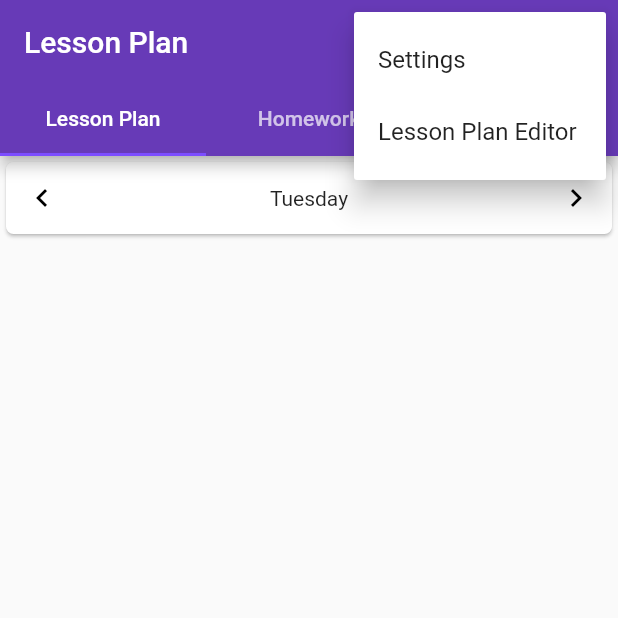
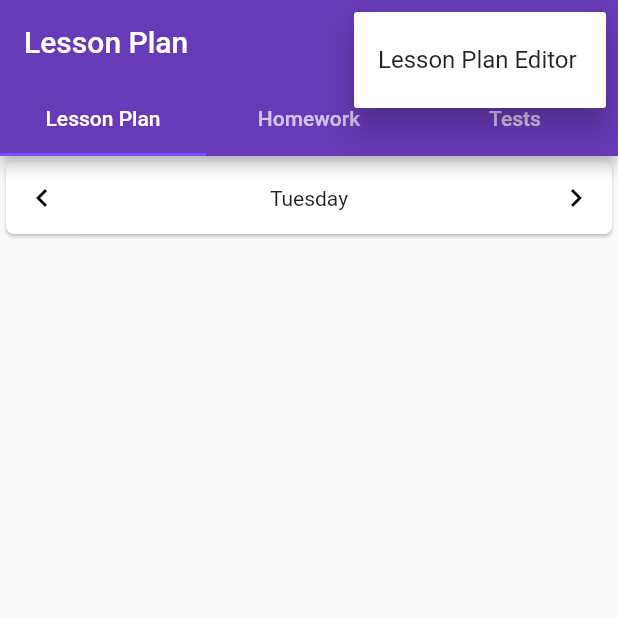
Before and after one commit to DawidBartniczak/Lesson-Plan-Flutter, a Flutter app: the screen it shows after launch, after a tap on the "keyboard arrow right" icon, after a tap on the "more vert" icon, on a phone screen of 412 x 824 dp, the top half of it. Run offline on Flutter 3.47's test engine with Material 2 defaults, Android fonts, the phone set to English and light mode, and no system bars; our stand-ins replace sqflite; missing offline and left inert: rounded_modal; accounts and stored records are empty.

Commit message:
Localized launcher label and temporarily disabled settings screen. Version: Release 1.0.0

```diff
--- a/lib/main.dart
+++ b/lib/main.dart
@@ -101,10 +101,6 @@ class _HomeScreenState extends State<HomeScreen> {
               itemBuilder: (_) {
                 return [
                   PopupMenuItem(
-                    child: Text(localizationHelper.localize('screen_settings')),
-                    value: 1,
-                  ),
-                  PopupMenuItem(
                     child: Text(localizationHelper.localize('screen_lessonplaneditor')),
                     value: 2,
                   )
--- a/pubspec.yaml
+++ b/pubspec.yaml
@@ -11,7 +11,7 @@ description: A new Flutter project.
 # In iOS, build-name is used as CFBundleShortVersionString while build-number used as CFBundleVersion.
 # Read more about iOS versioning at
 # https://developer.apple.com/library/archive/documentation/General/Reference/InfoPlistKeyReference/Articles/CoreFoundationKeys.html
-version: 1.0.0+1
+version: 1.0.0+2
 
 environment:
   sdk: ">=2.1.0 <3.0.0"
```
Also changed, not shown: 6 other files.
